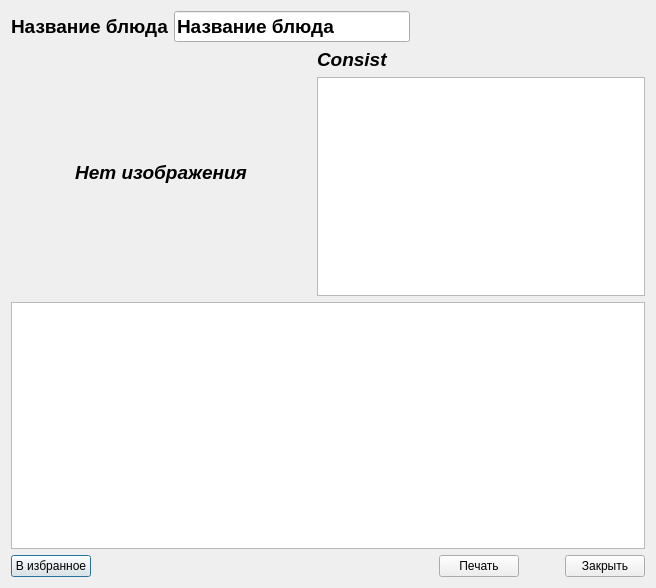
First picture: the form in detaileddialog.ui, repository Dr-Neiron/QtCookBook, before the edit.
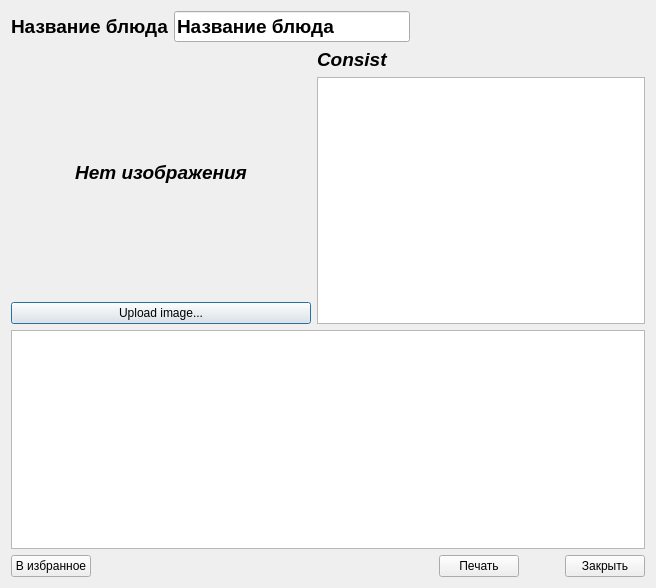
Second picture: the form after the edit.

The edit to the form file:
```diff
--- a/detaileddialog.ui
+++ b/detaileddialog.ui
@@ -13,7 +13,7 @@
   <property name="windowTitle">
    <string>Подробное описание</string>
   </property>
-  <layout class="QVBoxLayout" name="verticalLayout_2">
+  <layout class="QVBoxLayout" name="verticalLayout_3">
    <item>
     <layout class="QHBoxLayout" name="horizontalLayout">
      <item>
@@ -72,6 +72,8 @@
    <item>
     <layout class="QHBoxLayout" name="horizontalLayout_4">
      <item>
+      <layout class="QVBoxLayout" name="verticalLayout_2">
+       <item>
       <widget class="QLabel" name="image_label">
        <property name="minimumSize">
         <size>
@@ -103,6 +105,15 @@
         <set>Qt::AlignCenter</set>
        </property>
       </widget>
+       </item>
+       <item>
+        <widget class="QPushButton" name="uploadImage_pushButton">
+         <property name="text">
+          <string>Upload image...</string>
+         </property>
+        </widget>
+       </item>
+      </layout>
      </item>
      <item>
       <layout class="QVBoxLayout" name="verticalLayout">
```
Lines whose indentation alone changed are shown as unchanged.
